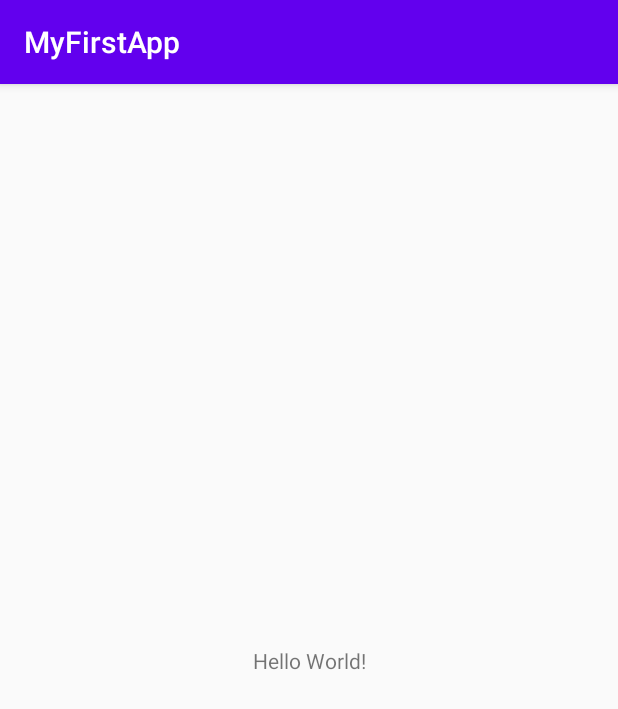
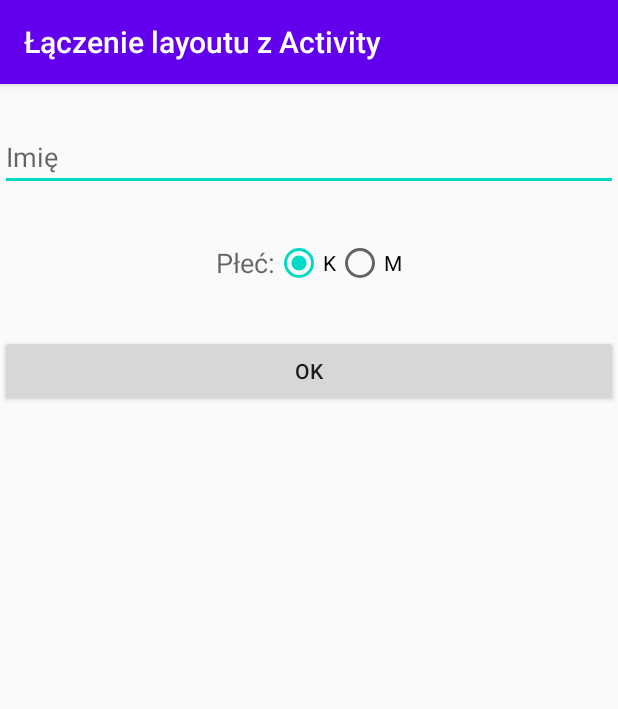
Before and after one commit to danelekoo7/android, an Android app: the screen it shows after launch (MainActivity before the commit, InputActivity after it), on a phone screen of 412 x 824 dp. Shown: the top 709 px of the screen. Run offline under Robolectric (Android 15) with nearby library versions, the phone set to English and light mode, and no system bars.

Commit message:
* added InputActivity

```diff
--- a/app/src/main/AndroidManifest.xml
+++ b/app/src/main/AndroidManifest.xml
@@ -9,11 +9,20 @@
         android:roundIcon="@mipmap/ic_launcher_round"
         android:supportsRtl="true"
         android:theme="@style/AppTheme">
-        <activity android:name=".MainActivity">
+                <activity android:name=".MainActivity">
+        <!--            <intent-filter>-->
+        <!--                <action android:name="android.intent.action.MAIN" />-->
+
+
+        <!--                <category android:name="android.intent.category.LAUNCHER" />-->
+        <!--            </intent-filter>-->
+                </activity>
+
+        <activity
+            android:name="InputActivity"
+            android:label="Łączenie layoutu z Activity" >
             <intent-filter>
                 <action android:name="android.intent.action.MAIN" />
-
-
                 <category android:name="android.intent.category.LAUNCHER" />
             </intent-filter>
         </activity>
--- /dev/null
+++ b/app/src/main/java/pl/daniel/myfirstapp/InputActivity.java
@@ -0,0 +1,45 @@
+package pl.daniel.myfirstapp;
+
+import android.os.Bundle;
+import android.view.View;
+import android.widget.Button;
+import android.widget.EditText;
+import android.widget.RadioButton;
+import android.widget.Toast;
+
+import androidx.appcompat.app.AppCompatActivity;
+
+public class InputActivity extends AppCompatActivity {
+
+    @Override
+    protected void onCreate(Bundle savedInstanceState) {
+        super.onCreate(savedInstanceState);
+        setContentView(R.layout.activity_input);
+
+        Button okButton = findViewById(R.id.ok);
+
+        okButton.setOnClickListener(new View.OnClickListener() {
+
+            @Override
+            public void onClick(View v) {
+
+                EditText nameTextView = findViewById(R.id.name);
+                RadioButton genderMale = findViewById(R.id.male);
+                RadioButton genderFemale = findViewById(R.id.female);
+
+                String name = nameTextView.getText().toString();
+                String gender = "";
+
+                if(genderMale.isChecked()) {
+                    gender = "Facet! ";
+                }
+
+                if(genderFemale.isChecked()) {
+                    gender = "Kobieta! ";
+                }
+
+                Toast.makeText(getApplicationContext(), "O " + gender + name, Toast.LENGTH_SHORT).show();
+            }
+        });
+    }
+}
--- /dev/null
+++ b/app/src/main/res/layout/activity_input.xml
@@ -0,0 +1,68 @@
+<?xml version="1.0" encoding="utf-8"?>
+
+<RelativeLayout xmlns:android="http://schemas.android.com/apk/res/android"
+    xmlns:tools="http://schemas.android.com/tools"
+    android:layout_width="match_parent"
+    android:layout_height="match_parent"
+    android:gravity="center_horizontal">
+
+    <EditText
+        android:id="@+id/name"
+        android:layout_width="match_parent"
+        android:layout_height="wrap_content"
+        android:layout_marginTop="26dp"
+        android:ems="10"
+        android:hint="Imię">
+
+        <requestFocus />
+    </EditText>
+
+    <LinearLayout
+        android:id="@+id/linearLayout1"
+        android:layout_width="wrap_content"
+        android:layout_height="wrap_content"
+        android:layout_below="@+id/name"
+        android:layout_centerHorizontal="true"
+        android:layout_marginTop="32dp"
+        android:orientation="horizontal">
+
+        <TextView
+            android:id="@+id/textView1"
+            android:layout_width="wrap_content"
+            android:layout_height="wrap_content"
+            android:layout_gravity="center"
+            android:text="Płeć:"
+            android:textAppearance="?android:attr/textAppearanceMedium" />
+
+        <RadioGroup
+            android:id="@+id/gender"
+            android:layout_width="wrap_content"
+            android:layout_height="wrap_content"
+            android:layout_gravity="center"
+            android:orientation="horizontal">
+
+            <RadioButton
+                android:id="@+id/female"
+                android:layout_width="wrap_content"
+                android:layout_height="wrap_content"
+                android:checked="true"
+                android:text="K" />
+
+            <RadioButton
+                android:id="@+id/male"
+                android:layout_width="wrap_content"
+                android:layout_height="wrap_content"
+                android:text="M" />
+        </RadioGroup>
+    </LinearLayout>
+
+    <Button
+        android:id="@+id/ok"
+        android:layout_width="match_parent"
+        android:layout_height="wrap_content"
+        android:layout_below="@+id/linearLayout1"
+        android:layout_alignParentLeft="true"
+        android:layout_marginTop="32dp"
+        android:text="OK" />
+
+</RelativeLayout>
--- a/app/src/main/res/layout/layout_test.xml
+++ b/app/src/main/res/layout/layout_test.xml
@@ -16,7 +16,7 @@
         android:layout_height="wrap_content"
         android:id="@+id/linearLayout"
         android:layout_below="@+id/button"
-        android:layout_alignParentLeft="true"
+
         android:layout_alignParentStart="true">
 
         <Button
@@ -46,7 +46,7 @@
         android:layout_width="fill_parent"
         android:layout_height="wrap_content"
         android:layout_below="@+id/linearLayout"
-        android:layout_alignParentLeft="true"
+
         android:layout_alignParentStart="true">
 
         <Button
```
